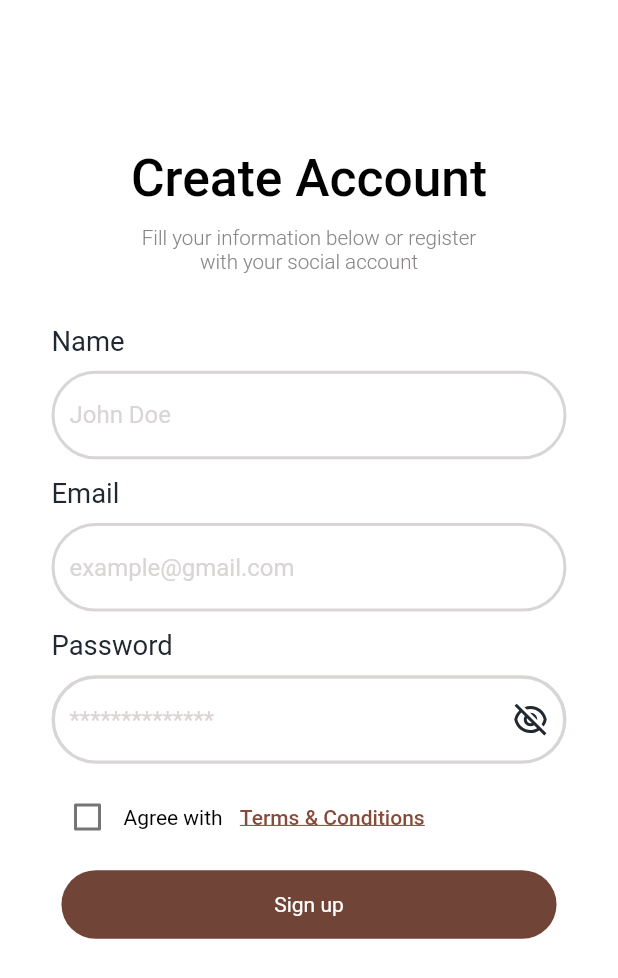
After one commit to minahil57/Virtual-Try-On, a Flutter app: the Sign_up screen opened directly, on a phone screen of 412 x 824 dp. The commit adds this screen. Shown: the top 978 px of the screen. Run offline on Flutter 3.47's test engine with Material 2 defaults, Android fonts, the phone set to English and light mode, and no system bars; our stand-ins replace flutter_remix, flutter_screenutil, get, smooth_page_indicator, supabase_flutter; missing offline and left inert: dart:ffi; accounts and stored records are empty.

Commit message:
Minahil have done the Signup half

```diff
--- a/lib/config/supabase.dart
+++ b/lib/config/supabase.dart
@@ -4,9 +4,9 @@ late SupabaseClient supabase;
 
 Future<void> supabaseInit() async {
   await Supabase.initialize(
-      url: 'https://aiteibjggcyrnkwyvxii.supabase.co',
+      url: 'https://amutkupqlkgrlqhvzntb.supabase.co',
       anonKey:
-          'eyJhbGciOiJIUzI1NiIsInR5cCI6IkpXVCJ9.eyJpc3MiOiJzdXBhYmFzZSIsInJlZiI6ImFpdGVpYmpnZ2N5cm5rd3l2eGlpIiwicm9sZSI6ImFub24iLCJpYXQiOjE2ODk5NDM3MTMsImV4cCI6MjAwNTUxOTcxM30.dU3DuHn4pEs6IhWoKLA85tYier56RlvKkIKRktyXxjU');
+          'eyJhbGciOiJIUzI1NiIsInR5cCI6IkpXVCJ9.eyJpc3MiOiJzdXBhYmFzZSIsInJlZiI6ImFtdXRrdXBxbGtncmxxaHZ6bnRiIiwicm9sZSI6ImFub24iLCJpYXQiOjE2OTkyNTI0MTYsImV4cCI6MjAxNDgyODQxNn0.RvjXkChKEWQnuAOZuPf4Mi0pxh2qdC0gtU_1dT3QhTA');
 
   supabase = Supabase.instance.client;
 }
--- /dev/null
+++ b/lib/controllers/signup_controller.dart
@@ -0,0 +1,24 @@
+import 'package:flutter/cupertino.dart';
+import 'package:get/get.dart';
+
+ class SignupController extends GetxController {
+   final TextEditingController email_controller = TextEditingController();
+   final TextEditingController password_controller = TextEditingController();
+   final TextEditingController name_controller = TextEditingController();
+   final GlobalKey<FormState> formkey = GlobalKey<FormState>();
+   RxBool agreedToTerms = false.obs;
+   RxBool obscureText = true.obs;
+
+   void toggleObscureText() {
+       obscureText.value = !obscureText.value;
+   }
+   @override
+  void onClose() {
+    // TODO: implement onClose
+     email_controller.dispose();
+     password_controller.dispose();
+     name_controller.dispose();
+    super.onClose();
+
+  }
+ }
--- a/lib/core/colors.dart
+++ b/lib/core/colors.dart
@@ -1,10 +1,11 @@
 import 'package:flutter/material.dart';
 
 class AppColors {
-  static const primary = Color(0xFF884A39);
+  static const primary = Color(0xFF704538);
   static const primaryLight = Color(0xFFF9E0BB);
   static const customBlack = Color(0xFF222831);
-  static const customGrey = Color(0xFFEEEEEE);
+  static const customGrey = Color(0xFF8A8686);
+  static const customLightGrey = Color(0xFFD9D5D5);
 
   static const MaterialColor primarySwatch = MaterialColor(
     0xFF884A39,
--- a/lib/screens/auth_screens/login_screen.dart
+++ b/lib/screens/auth_screens/login_screen.dart
@@ -6,9 +6,7 @@ class LoginScreen extends StatelessWidget {
   @override
   Widget build(BuildContext context) {
     return Scaffold(
-      appBar: AppBar(
-        title: Text('Login'),
-      ),
+
     );
   }
 }
--- /dev/null
+++ b/lib/screens/auth_screens/signup_screen.dart
@@ -0,0 +1,238 @@
+import 'dart:ffi';
+
+import 'package:flutter/material.dart';
+import 'package:get/get.dart';
+import 'package:virtual_try_on/controllers/signup_controller.dart';
+import 'package:flutter_screenutil/flutter_screenutil.dart';
+import 'package:virtual_try_on/core/colors.dart';
+import 'package:virtual_try_on/widgets/custom_button.dart';
+import 'package:flutter_remix/flutter_remix.dart';
+
+class Sign_up extends GetView<SignupController> {
+  const Sign_up({super.key});
+
+  @override
+  Widget build(BuildContext context) {
+    Get.putOrFind(() => SignupController());
+    return Scaffold(
+      body: SingleChildScrollView(
+        child: Column(
+        mainAxisAlignment: MainAxisAlignment.center,
+        children: [
+          Padding(
+            padding:  EdgeInsets.only(top: Get.height*0.1.h),
+            child: Column(
+              children: [
+                Center(
+                  child: Text(
+                  'Create Account',
+                    style: TextStyle(
+                      fontSize: 30.sp,
+                      fontWeight: FontWeight.w500
+                    ),
+                  ),
+                ),
+                SizedBox(
+                  height: 10.0.h,
+                ),
+                Text(
+                  'Fill your information below or register',
+                  style: TextStyle(
+                      fontSize: 12.sp,
+                      fontWeight: FontWeight.w300,
+                      color: AppColors.customGrey
+                  ),
+                ),
+                Text(
+                  'with your social account',
+                  style: TextStyle(
+                      fontSize: 12.sp,
+                      fontWeight: FontWeight.w300,
+                      color: AppColors.customGrey
+                  ),
+                ),
+                Padding(
+                  padding:  EdgeInsets.only(left:30.w,right: 30.w,top: 30.w),
+                  child: Form(
+                  key:controller.formkey,
+                  child: Column(
+                    crossAxisAlignment: CrossAxisAlignment.start,
+                    children: [
+                      Text(
+                          'Name',
+                        style: TextStyle(
+                            fontSize: 16.sp,
+                            fontWeight: FontWeight.w400,
+                            color: AppColors.customBlack
+                        ),
+                      ),
+                      SizedBox(
+                        height: 8.h,
+                      ),
+                      TextFormField(
+                        keyboardType: TextInputType.text,
+                        controller: controller.email_controller,
+                        decoration: InputDecoration(
+                         hintText: 'John Doe',
+                          hintStyle: TextStyle(
+                            color: AppColors.customLightGrey,
+                          ),
+                          enabledBorder: OutlineInputBorder(
+                           borderRadius : const BorderRadius.all(Radius.circular(30.0)),
+                              borderSide: BorderSide(
+                                color: AppColors.customLightGrey,
+                            width: 2.0,
+                          ))
+                        ),
+                        validator: (value){
+                          if(value!.isEmpty){
+                            return 'Please enter your Name';
+                          }
+                          else{
+                            return null;
+                          }
+                        }
+
+                      ),
+                      SizedBox(
+                        height: 10.h,
+                      ),
+                      Text(
+                        'Email',
+                        style: TextStyle(
+                            fontSize: 16.sp,
+                            fontWeight: FontWeight.w400,
+                            color: AppColors.customBlack
+                        ),
+                      ),
+                      SizedBox(
+                        height: 8.h,
+                      ),
+                      TextFormField(
+                          keyboardType: TextInputType.text,
+                          controller: controller.email_controller,
+                          decoration: InputDecoration(
+                              hintText: 'example@gmail.com',
+                              hintStyle: TextStyle(
+                                color: AppColors.customLightGrey,
+                              ),
+                              enabledBorder: OutlineInputBorder(
+                                  borderRadius : const BorderRadius.all(Radius.circular(30.0)),
+                                  borderSide: BorderSide(
+                                    color: AppColors.customLightGrey,
+                                    width: 2.0,
+                                  ))
+                          ),
+                          validator: (value){
+                            if(value!.isEmpty){
+                              return 'Please enter your Email';
+                            }
+                            else if (!GetUtils.isEmail(value)){
+                              return 'Please enter a valid Email Address';
+                            }
+                            else{
+                              return null;
+                            }
+                          }
+
+                      ),
+                      SizedBox(
+                        height: 10.h,
+                      ),
+                      Text(
+                        'Password',
+                        style: TextStyle(
+                            fontSize: 16.sp,
+                            fontWeight: FontWeight.w400,
+                            color: AppColors.customBlack
+                        ),
+                      ),
+                      SizedBox(
+                        height: 8.h,
+                      ),
+
+                      Obx(
+                            () => TextFormField(
+                          obscureText: controller.obscureText.value,
+                          keyboardType: TextInputType.text,
+                          decoration: InputDecoration(
+                            hintText: '**************',
+                            hintStyle: TextStyle(
+                              color: AppColors.customLightGrey,
+                            ),
+                            enabledBorder: OutlineInputBorder(
+                              borderRadius: const BorderRadius.all(Radius.circular(30.0)),
+                              borderSide: BorderSide(
+                                color: AppColors.customLightGrey,
+                                width: 2.0.sp,
+                              ),
+                            ),
+                            suffixIcon: IconButton(
+                              icon: Icon(
+                                controller.obscureText.value ? FlutterRemix.eye_off_line : FlutterRemix.eye_2_line,
+                                color: AppColors.customBlack,
+                              ),
+                              onPressed: controller.toggleObscureText,
+                            ),
+                          ),
+                          validator: (value) {
+                            if (value!.isEmpty) {
+                              return 'Please enter your password';
+                            } else if (value.length < 6) {
+                              return 'Please enter a password greater than 6 characters';
+                            } else {
+                              return null;
+                            }
+                          },
+                        ),
+                      ),
+
+    ],
+                  )
+                  ),
+                ),
+                Obx(
+                      () => Padding(
+                    padding: EdgeInsets.only(left: 30.0.w,right: 30.0.w,top: 10.w,bottom: 10.w),
+                    child: Row(
+                      children: [
+                        Checkbox(
+                          activeColor: AppColors.primary,
+                          value: controller.agreedToTerms.value,
+                          onChanged: (value) {
+                            controller.agreedToTerms.value = value!;
+                          },
+                        ),
+                        Text('Agree with '),
+                        TextButton(
+                          onPressed: () {
+                            // Handle the action when the "Terms and Conditions" button is pressed.
+                          },
+                          child: Text(
+                            'Terms & Conditions',
+                            style: TextStyle(
+                              decoration: TextDecoration.underline,
+                            ),
+                          ),
+                        ),
+                      ],
+                    ),
+                  ),
+                ),
+
+
+    CustomButton(
+                    text: 'Sign up',
+                    width: Get.width*0.7.w,
+                    onPressed: (){
+                  print('Pressd Button');
+                }),
+              ],
+            ),
+          ),
+        ],
+      ),
+
+    ));
+  }
+}
--- a/lib/screens/onboarding_screen.dart
+++ b/lib/screens/onboarding_screen.dart
@@ -7,6 +7,7 @@ import 'package:virtual_try_on/controllers/onboarding_controller.dart';
 import 'package:virtual_try_on/core/colors.dart';
 import 'package:virtual_try_on/core/text_styles.dart';
 import 'package:virtual_try_on/screens/auth_screens/login_screen.dart';
+import 'package:virtual_try_on/screens/auth_screens/signup_screen.dart';
 
 class OnBoardingScreen extends GetView<OnboardingController> {
   const OnBoardingScreen({super.key});
@@ -121,7 +122,7 @@ class OnBoardingScreen extends GetView<OnboardingController> {
                           () => GestureDetector(
                             onTap: controller.currentPage.value ==
                                     controller.pages.length - 1
-                                ? () => Get.to(() => const LoginScreen())
+                                ? () => Get.to(() => const Sign_up())
                                 : () => controller.next(),
                             child: Container(
                               height: Get.height * 0.12,
--- a/lib/widgets/custom_button.dart
+++ b/lib/widgets/custom_button.dart
@@ -31,12 +31,12 @@ class CustomButton extends StatelessWidget {
       onTap: onPressed,
       child: Container(
         width: width,
-        height: height ?? 55.sp,
+        height: height ?? 40.sp,
         alignment: Alignment.center,
         margin: EdgeInsets.only(bottom: marginBottom),
         decoration: BoxDecoration(
           color: color,
-          borderRadius: BorderRadius.circular(15),
+          borderRadius: BorderRadius.circular(50),
         ),
         child: text == null
             ? icon
@@ -50,22 +50,18 @@ class CustomButton extends StatelessWidget {
                       ),
                       Text(
                         text ?? '',
-                        style: context.theme.textTheme.labelMedium!.copyWith(
-                          color: color != context.theme.cardColor
-                              ? context.theme.textTheme.labelMedium!.color
-                              : Colors.white,
+                        style: TextStyle(
+                          color:  Colors.white,
                         ),
                       ),
                     ],
                   )
-                : Text(
-                    text ?? '',
-                    style: context.theme.textTheme.labelMedium!.copyWith(
-                      color: color != context.theme.cardColor
-                          ? context.theme.textTheme.labelMedium!.color
-                          : Colors.white,
-                    ),
-                  ),
+                :  Text(
+          text ?? '',
+          style: TextStyle(
+            color:  Colors.white,
+          ),
+        ),
       ),
     );
   }
```
